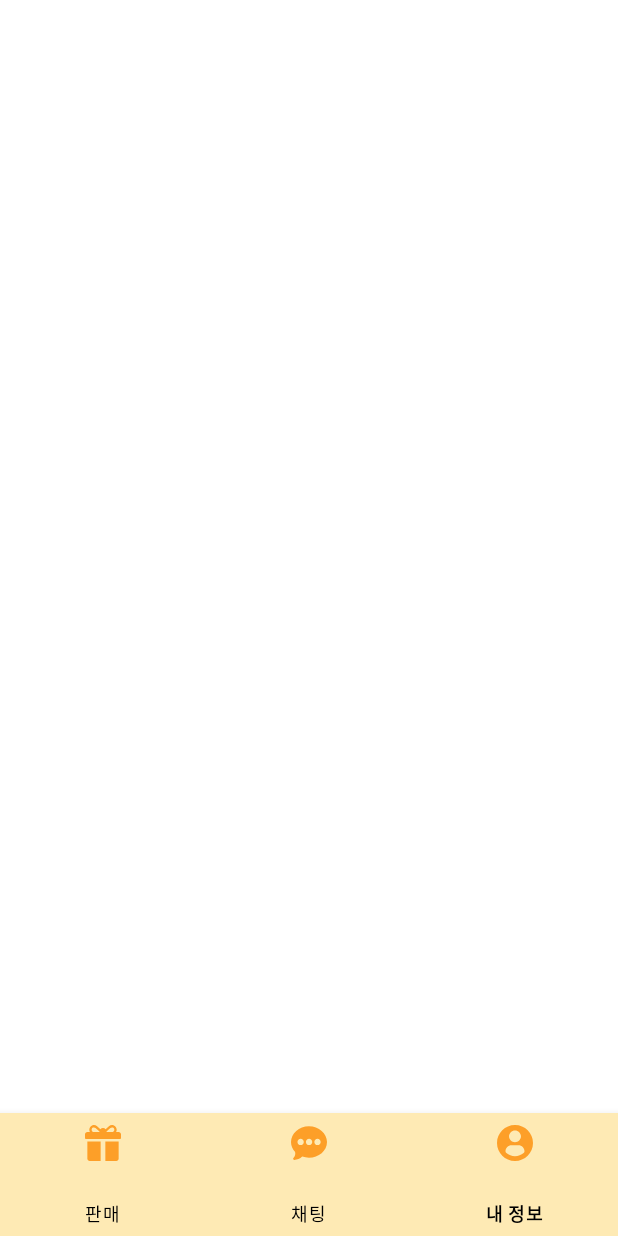
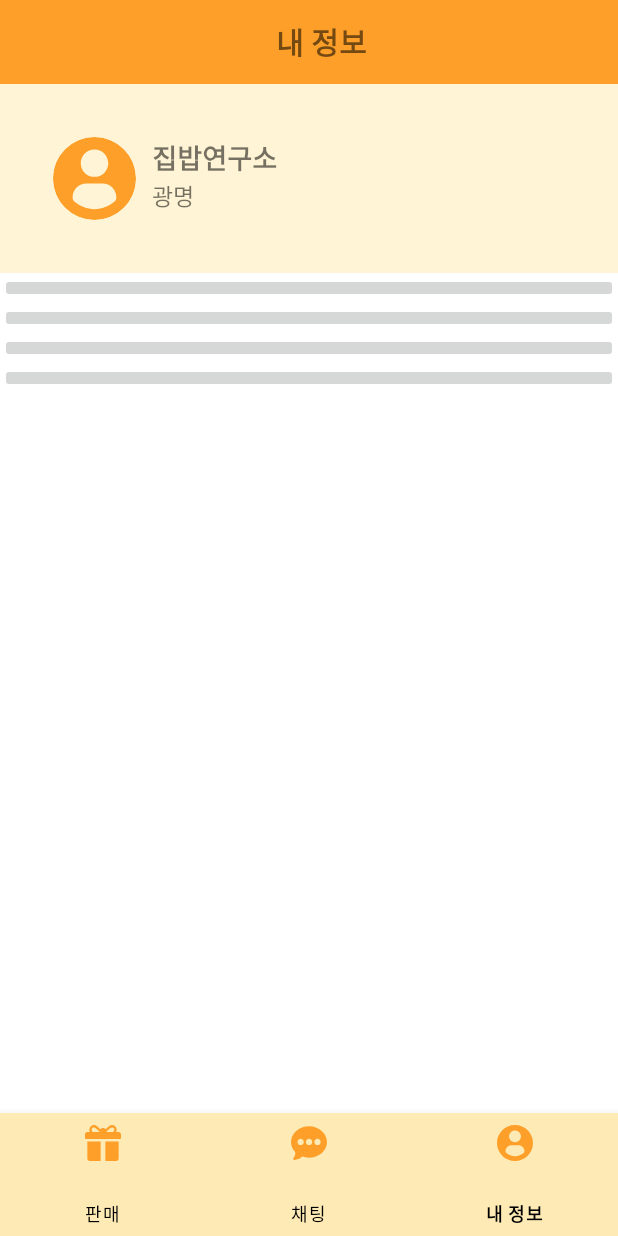
Before and after one commit to nookcoder/KBCompetition, an Android app: the screen it shows after launch (StoreManager_MainActivity), item 3 of the bottom bar chosen, on a phone screen of 412 x 824 dp. Run offline under Robolectric (Android 15) with nearby library versions, the phone set to English and light mode, and no system bars; our stand-ins replace CircleImageView.

Commit message:
[ADD] 내정보 프로필 이미지 + 아이디 + 주소 정보 추가

```diff
--- a/app/build.gradle
+++ b/app/build.gradle
@@ -35,6 +35,8 @@ dependencies {
     implementation 'com.android.support:design:28.0.0'
     //하단바 라이브러리 추가
 
+    implementation 'de.hdodenhof:circleimageview:3.0.1'
+    //원형 이미지뷰 라이브러리 추가
     implementation 'androidx.constraintlayout:constraintlayout:2.1.0'
     testImplementation 'junit:junit:4.+'
 
--- a/app/src/main/java/com/kbc/StoreManager_MainActivity.java
+++ b/app/src/main/java/com/kbc/StoreManager_MainActivity.java
@@ -27,12 +27,6 @@ public class StoreManager_MainActivity extends AppCompatActivity {
         super.onCreate(savedInstanceState);
         setContentView(R.layout.storemanager_activity_main);
 
-
-        Toolbar toolbar =  findViewById(R.id.storemanager_toolbar);
-        setSupportActionBar(toolbar);
-        ActionBar actionBar = getSupportActionBar();
-        actionBar.setDisplayShowCustomEnabled(true);
-        actionBar.setDisplayShowCustomEnabled(false);
 
         FragmentTransaction fragmentTransaction = fragmentManager.beginTransaction();
         fragmentTransaction.commit();
--- a/app/src/main/res/layout/storemanager_chatting.xml
+++ b/app/src/main/res/layout/storemanager_chatting.xml
@@ -1,6 +1,23 @@
 <?xml version="1.0" encoding="utf-8"?>
-<androidx.constraintlayout.widget.ConstraintLayout xmlns:android="http://schemas.android.com/apk/res/android"
+<LinearLayout xmlns:android="http://schemas.android.com/apk/res/android"
     android:layout_width="match_parent"
     android:layout_height="match_parent">
 
-</androidx.constraintlayout.widget.ConstraintLayout>
+    <androidx.appcompat.widget.Toolbar
+        android:id="@+id/storemanager_information"
+        android:layout_width="match_parent"
+        android:layout_height="wrap_content"
+        android:background="@color/icon_color"
+        >
+        <TextView
+            android:layout_width="match_parent"
+            android:layout_height="match_parent"
+            android:text ="채팅"
+            android:textStyle="bold"
+            android:gravity="center"
+            android:textSize="20dp"
+            />
+
+    </androidx.appcompat.widget.Toolbar>
+
+</LinearLayout>
--- a/app/src/main/res/layout/storemanager_information.xml
+++ b/app/src/main/res/layout/storemanager_information.xml
@@ -1,7 +1,88 @@
 <?xml version="1.0" encoding="utf-8"?>
 <LinearLayout xmlns:android="http://schemas.android.com/apk/res/android"
     android:layout_width="match_parent"
-    android:layout_height="match_parent">
+    android:layout_height="match_parent"
+    android:orientation="vertical">
+
+    <androidx.appcompat.widget.Toolbar
+        android:id="@+id/storemanager_information"
+        android:layout_width="match_parent"
+        android:layout_height="wrap_content"
+        android:background="@color/icon_color"
+        >
+        <TextView
+            android:layout_width="match_parent"
+            android:layout_height="match_parent"
+            android:text ="내 정보"
+            android:textStyle="bold"
+            android:gravity="center"
+            android:textSize="20dp"
+            />
+
+    </androidx.appcompat.widget.Toolbar>
 
 
+    <LinearLayout
+        android:layout_width="match_parent"
+        android:layout_height="wrap_content"
+        android:padding="30dp"
+        android:orientation="horizontal"
+        android:background="@color/information_background"
+        >
+
+        //프로필
+        <de.hdodenhof.circleimageview.CircleImageView
+            android:id="@+id/storemanager_image_profile"
+            android:layout_height="55dp"
+            android:layout_width="55dp"
+            android:layout_margin="5dp"
+            android:src="@drawable/ic_information"
+            />
+
+        //아이디랑 주
+        <LinearLayout
+            android:layout_width="wrap_content"
+            android:layout_height="wrap_content"
+            android:orientation="vertical"
+            android:layout_margin="5dp"
+            >
+            <TextView
+                android:id="@+id/storemanager_id"
+                android:text="집밥연구소"
+                android:textStyle="bold"
+                android:textSize="18dp"
+                android:layout_height="wrap_content"
+                android:layout_width="wrap_content" />
+
+            <TextView
+                android:id="@+id/storemanager_location"
+                android:text="광명"
+                android:textSize="15dp"
+                android:layout_height="wrap_content"
+                android:layout_width="wrap_content"
+                />
+        </LinearLayout>
+    </LinearLayout>
+
+    <ImageButton
+        android:id="@+id/notice"
+        android:layout_width="match_parent"
+        android:layout_height="wrap_content"
+        />
+
+    <ImageButton
+        android:id="@+id/review"
+        android:layout_width="match_parent"
+        android:layout_height="wrap_content"/>
+
+    <ImageButton
+        android:id="@+id/logout"
+        android:layout_width="match_parent"
+        android:layout_height="wrap_content"/>
+
+    <ImageButton
+        android:id="@+id/withdrawal"
+        android:layout_width="match_parent"
+        android:layout_height="wrap_content"/>
+
 </LinearLayout>
--- a/app/src/main/res/values/colors.xml
+++ b/app/src/main/res/values/colors.xml
@@ -9,4 +9,5 @@
     <color name="white">#FFFFFFFF</color>
     <color name="bottom_navigation_bar">#FEEAB4</color>
     <color name="icon_color">#FD9F28</color>
+    <color name="information_background">#FFF4D5</color>
 </resources>
```
